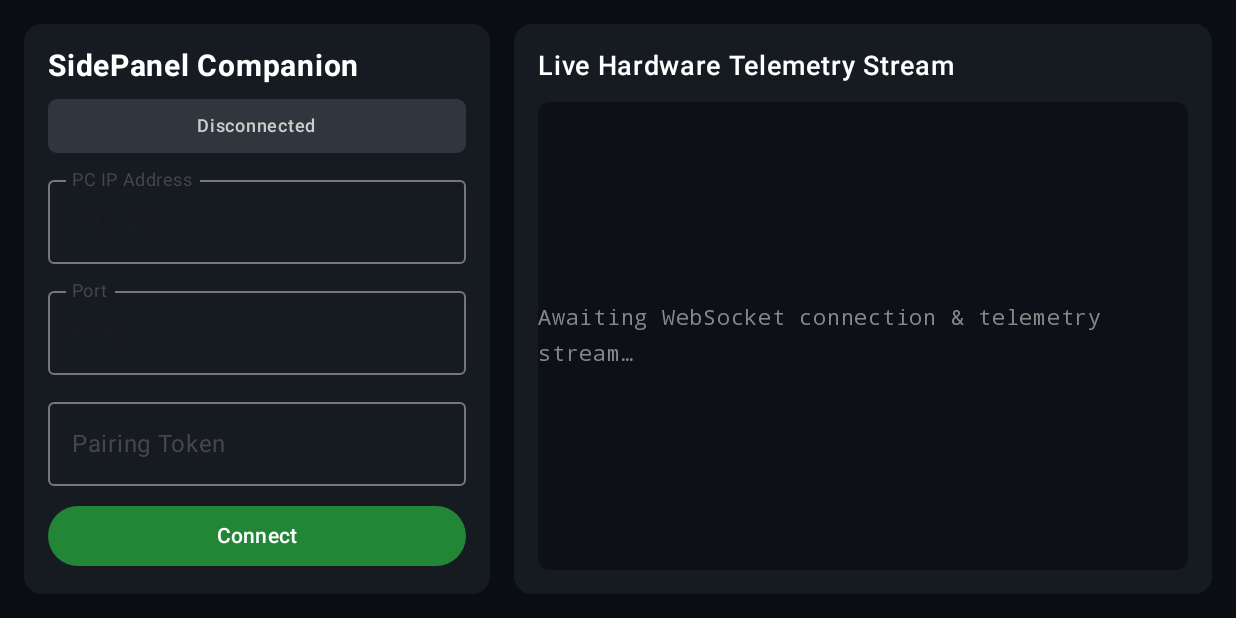
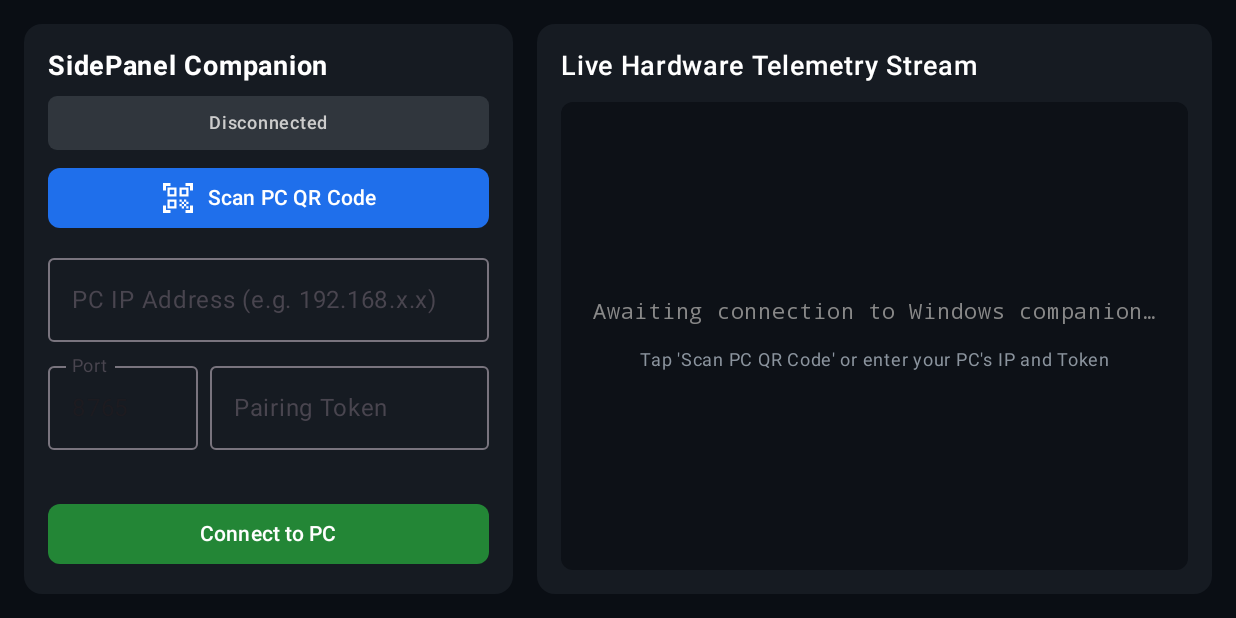
Before and after one commit to nachiket1081/SidePanel, an Android app built with Jetpack Compose: the screen it shows after launch (MainActivity), on a phone screen of 824 x 412 dp (held sideways). Run offline under Robolectric (Android 15) with nearby library versions, the phone set to English and light mode, and no system bars.

Commit message:
feat: implement Milestone 4 QR code pairing, CameraX scanner, and DataStore persistence

```diff
--- a/android/app/src/main/AndroidManifest.xml
+++ b/android/app/src/main/AndroidManifest.xml
@@ -6,6 +6,11 @@
     <uses-permission android:name="android.permission.ACCESS_NETWORK_STATE" />
     <uses-permission android:name="android.permission.ACCESS_WIFI_STATE" />
     <uses-permission android:name="android.permission.WAKE_LOCK" />
+    <uses-permission android:name="android.permission.CAMERA" />
+
+    <uses-feature
+        android:name="android.hardware.camera"
+        android:required="false" />
 
     <application
         android:name=".SidePanelApp"
--- a/android/app/src/main/java/com/sidepanel/app/MainActivity.kt
+++ b/android/app/src/main/java/com/sidepanel/app/MainActivity.kt
@@ -16,19 +16,25 @@ import androidx.compose.foundation.layout.height
 import androidx.compose.foundation.layout.padding
 import androidx.compose.foundation.layout.width
 import androidx.compose.foundation.shape.RoundedCornerShape
+import androidx.compose.material.icons.Icons
+import androidx.compose.material.icons.filled.QrCodeScanner
 import androidx.compose.material3.Button
 import androidx.compose.material3.ButtonDefaults
 import androidx.compose.material3.Card
 import androidx.compose.material3.CardDefaults
+import androidx.compose.material3.Icon
 import androidx.compose.material3.MaterialTheme
+import androidx.compose.material3.OutlinedButton
 import androidx.compose.material3.OutlinedTextField
 import androidx.compose.material3.Surface
 import androidx.compose.material3.Text
 import androidx.compose.runtime.Composable
+import androidx.compose.runtime.LaunchedEffect
 import androidx.compose.runtime.collectAsState
 import androidx.compose.runtime.getValue
 import androidx.compose.runtime.mutableStateOf
 import androidx.compose.runtime.remember
+import androidx.compose.runtime.rememberCoroutineScope
 import androidx.compose.runtime.setValue
 import androidx.compose.ui.Alignment
 import androidx.compose.ui.Modifier
@@ -38,17 +44,25 @@ import androidx.compose.ui.text.font.FontWeight
 import androidx.compose.ui.unit.dp
 import androidx.compose.ui.unit.sp
 import com.sidepanel.app.data.network.ConnectionState
+import com.sidepanel.app.data.preferences.PairingSettings
+import com.sidepanel.app.data.preferences.PreferencesManager
 import com.sidepanel.app.data.protocol.MetricsStreamPayload
 import com.sidepanel.app.data.repository.TelemetryRepository
+import com.sidepanel.app.ui.pairing.QrScannerDialog
+import kotlinx.coroutines.launch
 
 class MainActivity : ComponentActivity() {
 
     private lateinit var repository: TelemetryRepository
+    private lateinit var preferencesManager: PreferencesManager
 
     override fun onCreate(savedInstanceState: Bundle?) {
         super.onCreate(savedInstanceState)
         window.addFlags(WindowManager.LayoutParams.FLAG_KEEP_SCREEN_ON)
-        repository = (application as SidePanelApp).telemetryRepository
+
+        val app = application as SidePanelApp
+        repository = app.telemetryRepository
+        preferencesManager = app.preferencesManager
 
         setContent {
             MaterialTheme {
@@ -58,15 +72,29 @@ class MainActivity : ComponentActivity() {
                 ) {
                     val connectionState by repository.connectionState.collectAsState()
                     val telemetry by repository.telemetry.collectAsState(initial = null)
+                    val pairingSettings by preferencesManager.pairingSettings.collectAsState(
+                        initial = PairingSettings()
+                    )
 
-                    SidePanelMilestone3Screen(
+                    SidePanelDashboardScreen(
                         connectionState = connectionState,
                         telemetry = telemetry,
+                        savedSettings = pairingSettings,
                         onConnect = { host, port, token ->
                             repository.connect(host = host, port = port, token = token)
                         },
                         onDisconnect = {
                             repository.disconnect()
+                        },
+                        onSavePairing = { host, port, token ->
+                            // Coroutine save in background
+                            app.applicationContext?.let {
+                                (app as SidePanelApp).let { a ->
+                                    kotlinx.coroutines.CoroutineScope(kotlinx.coroutines.Dispatchers.IO).launch {
+                                        a.preferencesManager.savePairing(host, port, token)
+                                    }
+                                }
+                            }
                         }
                     )
                 }
@@ -76,15 +104,47 @@ class MainActivity : ComponentActivity() {
 }
 
 @Composable
-fun SidePanelMilestone3Screen(
+fun SidePanelDashboardScreen(
     connectionState: ConnectionState,
     telemetry: MetricsStreamPayload?,
+    savedSettings: PairingSettings,
     onConnect: (String, Int, String) -> Unit,
-    onDisconnect: () -> Unit
+    onDisconnect: () -> Unit,
+    onSavePairing: (String, Int, String) -> Unit
 ) {
-    var host by remember { mutableStateOf("10.0.2.2") } // 10.0.2.2 is PC host in Android Emulator
-    var portText by remember { mutableStateOf("8765") }
-    var token by remember { mutableStateOf("") }
+    val coroutineScope = rememberCoroutineScope()
+    var host by remember { mutableStateOf(savedSettings.host) }
+    var portText by remember { mutableStateOf(savedSettings.port.toString()) }
+    var token by remember { mutableStateOf(savedSettings.token) }
+    var showScanner by remember { mutableStateOf(false) }
+
+    // Auto-update input fields when saved settings load from DataStore
+    LaunchedEffect(savedSettings) {
+        if (savedSettings.isConfigured) {
+            host = savedSettings.host
+            portText = savedSettings.port.toString()
+            token = savedSettings.token
+
+            // Auto-connect on startup if configured and disconnected
+            if (connectionState is ConnectionState.Disconnected && savedSettings.autoConnect) {
+                onConnect(savedSettings.host, savedSettings.port, savedSettings.token)
+            }
+        }
+    }
+
+    if (showScanner) {
+        QrScannerDialog(
+            onDismiss = { showScanner = false },
+            onQrScanned = { parsed ->
+                showScanner = false
+                host = parsed.host
+                portText = parsed.port.toString()
+                token = parsed.token
+                onSavePairing(parsed.host, parsed.port, parsed.token)
+                onConnect(parsed.host, parsed.port, parsed.token)
+            }
+        )
+    }
 
     Row(
         modifier = Modifier
@@ -92,10 +152,10 @@ fun SidePanelMilestone3Screen(
             .padding(16.dp),
         horizontalArrangement = Arrangement.spacedBy(16.dp)
     ) {
-        // Left Column: Connection Controls & Status
+        // Left Column: Connection Controls, QR Scanner & Status
         Card(
             modifier = Modifier
-                .weight(0.4f)
+                .weight(0.42f)
                 .fillMaxSize(),
             colors = CardDefaults.cardColors(containerColor = Color(0xFF161B22)),
             shape = RoundedCornerShape(12.dp)
@@ -104,40 +164,65 @@ fun SidePanelMilestone3Screen(
                 modifier = Modifier
                     .fillMaxSize()
                     .padding(16.dp),
-                verticalArrangement = Arrangement.spacedBy(10.dp)
+                verticalArrangement = Arrangement.spacedBy(8.dp)
+            ) {
+                Row(
+                    modifier = Modifier.fillMaxWidth(),
+                    horizontalArrangement = Arrangement.SpaceBetween,
+                    verticalAlignment = Alignment.CenterVertically
                 ) {
                     Text(
                         text = "SidePanel Companion",
-                    fontSize = 20.sp,
+                        fontSize = 18.sp,
                         fontWeight = FontWeight.Bold,
                         color = Color.White
                     )
+                }
 
                 ConnectionStatusPill(connectionState)
+
+                // QR Scanner Button
+                Button(
+                    onClick = { showScanner = true },
+                    modifier = Modifier.fillMaxWidth(),
+                    colors = ButtonDefaults.buttonColors(containerColor = Color(0xFF1F6FEB)),
+                    shape = RoundedCornerShape(8.dp)
+                ) {
+                    Icon(
+                        imageVector = Icons.Default.QrCodeScanner,
+                        contentDescription = "Scan QR",
+                        modifier = Modifier.padding(end = 8.dp)
+                    )
+                    Text("Scan PC QR Code", color = Color.White, fontWeight = FontWeight.SemiBold)
+                }
 
                 OutlinedTextField(
                     value = host,
                     onValueChange = { host = it },
-                    label = { Text("PC IP Address") },
+                    label = { Text("PC IP Address (e.g. 192.168.x.x)") },
                     singleLine = true,
                     modifier = Modifier.fillMaxWidth()
                 )
 
+                Row(
+                    modifier = Modifier.fillMaxWidth(),
+                    horizontalArrangement = Arrangement.spacedBy(8.dp)
+                ) {
                     OutlinedTextField(
                         value = portText,
                         onValueChange = { portText = it },
                         label = { Text("Port") },
                         singleLine = true,
-                    modifier = Modifier.fillMaxWidth()
+                        modifier = Modifier.weight(0.35f)
                     )
-
                     OutlinedTextField(
                         value = token,
                         onValueChange = { token = it },
                         label = { Text("Pairing Token") },
                         singleLine = true,
-                    modifier = Modifier.fillMaxWidth()
+                        modifier = Modifier.weight(0.65f)
                     )
+                }
 
                 Spacer(modifier = Modifier.weight(1f))
 
@@ -148,7 +233,8 @@ fun SidePanelMilestone3Screen(
                     Button(
                         onClick = onDisconnect,
                         modifier = Modifier.fillMaxWidth(),
-                        colors = ButtonDefaults.buttonColors(containerColor = Color(0xFFDA3633))
+                        colors = ButtonDefaults.buttonColors(containerColor = Color(0xFFDA3633)),
+                        shape = RoundedCornerShape(8.dp)
                     ) {
                         Text("Disconnect", color = Color.White)
                     }
@@ -156,12 +242,16 @@ fun SidePanelMilestone3Screen(
                     Button(
                         onClick = {
                             val port = portText.toIntOrNull() ?: 8765
-                            onConnect(host.trim(), port, token.trim())
+                            val h = host.trim()
+                            val tok = token.trim()
+                            onSavePairing(h, port, tok)
+                            onConnect(h, port, tok)
                         },
                         modifier = Modifier.fillMaxWidth(),
-                        colors = ButtonDefaults.buttonColors(containerColor = Color(0xFF238636))
+                        colors = ButtonDefaults.buttonColors(containerColor = Color(0xFF238636)),
+                        shape = RoundedCornerShape(8.dp)
                     ) {
-                        Text("Connect", color = Color.White)
+                        Text("Connect to PC", color = Color.White, fontWeight = FontWeight.SemiBold)
                     }
                 }
             }
@@ -170,7 +260,7 @@ fun SidePanelMilestone3Screen(
         // Right Column: Live Telemetry Preview
         Card(
             modifier = Modifier
-                .weight(0.6f)
+                .weight(0.58f)
                 .fillMaxSize(),
             colors = CardDefaults.cardColors(containerColor = Color(0xFF161B22)),
             shape = RoundedCornerShape(12.dp)
@@ -235,12 +325,22 @@ fun SidePanelMilestone3Screen(
                             .background(Color(0xFF0D1117), RoundedCornerShape(8.dp)),
                         contentAlignment = Alignment.Center
                     ) {
+                        Column(
+                            horizontalAlignment = Alignment.CenterHorizontally,
+                            verticalArrangement = Arrangement.spacedBy(8.dp)
+                        ) {
                             Text(
-                            text = "Awaiting WebSocket connection & telemetry stream…",
+                                text = "Awaiting connection to Windows companion…",
                                 color = Color.Gray,
                                 fontFamily = FontFamily.Monospace,
                                 fontSize = 14.sp
                             )
+                            Text(
+                                text = "Tap 'Scan PC QR Code' or enter your PC's IP and Token",
+                                color = Color(0xFF8B949E),
+                                fontSize = 12.sp
+                            )
+                        }
                     }
                 }
             }
@@ -277,9 +377,21 @@ fun MetricPreviewTile(
 @Composable
 fun ConnectionStatusPill(state: ConnectionState) {
     val (bgColor, textColor, text) = when (state) {
-        is ConnectionState.Disconnected -> Triple(Color(0xFF30363D), Color.LightGray, "Disconnected")
-        is ConnectionState.Connecting -> Triple(Color(0xFF388BFD), Color.White, "Connecting…")
-        is ConnectionState.Authenticating -> Triple(Color(0xFFD29922), Color.Black, "Authenticating…")
+        is ConnectionState.Disconnected -> Triple(
+            Color(0xFF30363D),
+            Color.LightGray,
+            state.reason ?: "Disconnected"
+        )
+        is ConnectionState.Connecting -> Triple(
+            Color(0xFF388BFD),
+            Color.White,
+            "Connecting to ${state.host}:${state.port}…"
+        )
+        is ConnectionState.Authenticating -> Triple(
+            Color(0xFFD29922),
+            Color.Black,
+            "Authenticating with ${state.host}…"
+        )
         is ConnectionState.Connected -> Triple(
             Color(0xFF238636),
             Color.White,
--- a/android/app/src/main/java/com/sidepanel/app/SidePanelApp.kt
+++ b/android/app/src/main/java/com/sidepanel/app/SidePanelApp.kt
@@ -1,6 +1,7 @@
 package com.sidepanel.app
 
 import android.app.Application
+import com.sidepanel.app.data.preferences.PreferencesManager
 import com.sidepanel.app.data.repository.TelemetryRepository
 import com.sidepanel.app.data.repository.TelemetryRepositoryImpl
 
@@ -9,9 +10,13 @@ class SidePanelApp : Application() {
     lateinit var telemetryRepository: TelemetryRepository
         private set
 
+    lateinit var preferencesManager: PreferencesManager
+        private set
+
     override fun onCreate() {
         super.onCreate()
         instance = this
+        preferencesManager = PreferencesManager(this)
         telemetryRepository = TelemetryRepositoryImpl()
     }
 
--- /dev/null
+++ b/android/app/src/main/java/com/sidepanel/app/data/preferences/PreferencesManager.kt
@@ -0,0 +1,60 @@
+package com.sidepanel.app.data.preferences
+
+import android.content.Context
+import androidx.datastore.core.DataStore
+import androidx.datastore.preferences.core.Preferences
+import androidx.datastore.preferences.core.booleanPreferencesKey
+import androidx.datastore.preferences.core.edit
+import androidx.datastore.preferences.core.intPreferencesKey
+import androidx.datastore.preferences.core.stringPreferencesKey
+import androidx.datastore.preferences.preferencesDataStore
+import kotlinx.coroutines.flow.Flow
+import kotlinx.coroutines.flow.map
+
+private val Context.dataStore: DataStore<Preferences> by preferencesDataStore(name = "sidepanel_settings")
+
+data class PairingSettings(
+    val host: String = "",
+    val port: Int = 8765,
+    val token: String = "",
+    val autoConnect: Boolean = true
+) {
+    val isConfigured: Boolean
+        get() = host.isNotBlank() && token.isNotBlank()
+}
+
+class PreferencesManager(private val context: Context) {
+
+    private object Keys {
+        val HOST = stringPreferencesKey("paired_host")
+        val PORT = intPreferencesKey("paired_port")
+        val TOKEN = stringPreferencesKey("paired_token")
+        val AUTO_CONNECT = booleanPreferencesKey("auto_connect")
+    }
+
+    val pairingSettings: Flow<PairingSettings> = context.dataStore.data.map { prefs ->
+        PairingSettings(
+            host = prefs[Keys.HOST] ?: "",
+            port = prefs[Keys.PORT] ?: 8765,
+            token = prefs[Keys.TOKEN] ?: "",
+            autoConnect = prefs[Keys.AUTO_CONNECT] ?: true
+        )
+    }
+
+    suspend fun savePairing(host: String, port: Int, token: String, autoConnect: Boolean = true) {
+        context.dataStore.edit { prefs ->
+            prefs[Keys.HOST] = host
+            prefs[Keys.PORT] = port
+            prefs[Keys.TOKEN] = token
+            prefs[Keys.AUTO_CONNECT] = autoConnect
+        }
+    }
+
+    suspend fun clearPairing() {
+        context.dataStore.edit { prefs ->
+            prefs.remove(Keys.HOST)
+            prefs.remove(Keys.PORT)
+            prefs.remove(Keys.TOKEN)
+        }
+    }
+}
```
Also changed, not shown: android/app/build.gradle.kts (+7 -0 lines), android/app/src/main/java/com/sidepanel/app/data/pairing/PairingUriParser.kt (added, +43 -0 lines), android/app/src/main/java/com/sidepanel/app/ui/pairing/QrScannerDialog.kt (added, +263 -0 lines), android/gradle/libs.versions.toml (+8 -0 lines), 5 other files. Lines whose indentation alone changed are shown as unchanged.
